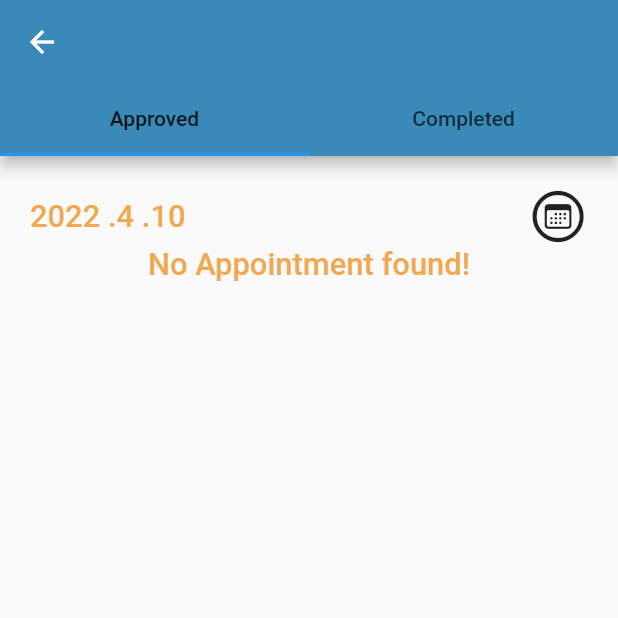
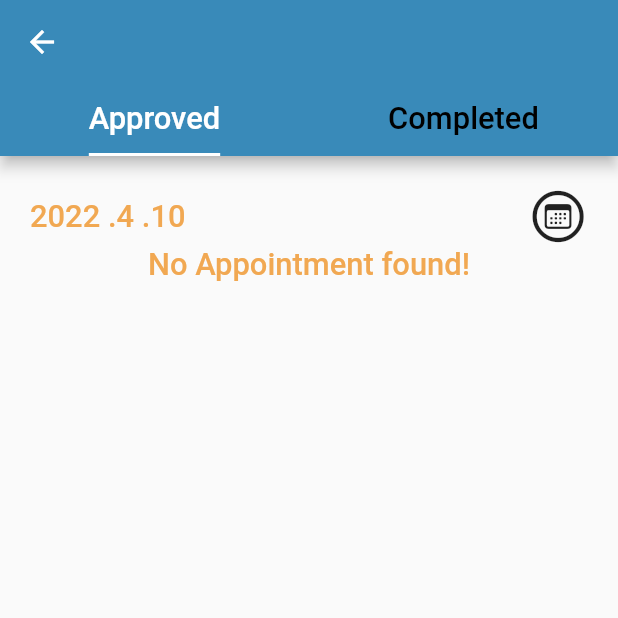
Before and after one commit to madurachandima/paw_and_love_new, a Flutter app: the ApprovedAppointment screen opened directly, on a phone screen of 412 x 824 dp, the top half of it. Run offline on Flutter 3.47's test engine with Material 2 defaults, Android fonts, the light colour scheme and no system bars; our stand-ins replace awesome_dialog, cached_network_image, cloud_firestore, dropdown_search, firebase_auth, firebase_core and 6 more; missing offline and left inert: time_range_picker; accounts and stored records are empty; Roboto replaces fonts that are missing (Righteous-Regular); statements that could not run were skipped.

Commit message:
Update approved_appointment.dart

```diff
--- a/lib/screens/vet/approved_appointment.dart
+++ b/lib/screens/vet/approved_appointment.dart
@@ -3,6 +3,7 @@
 import 'package:flutter/material.dart';
 import 'package:paw_and_love/screens/vet/appointmens_tabs/vet_approved_appointments.dart';
 import 'package:paw_and_love/screens/vet/appointmens_tabs/vet_completed_appointments.dart';
+import 'package:sizer/sizer.dart';
 
 class ApprovedAppointment extends StatelessWidget {
   const ApprovedAppointment({Key? key}) : super(key: key);
@@ -14,10 +15,14 @@
         length: 2,
         child: Scaffold(
           appBar: AppBar(
-            bottom: const TabBar(
+            bottom:  TabBar(
+              labelColor: Colors.white,
+              indicatorColor: Colors.white,
+              indicatorSize: TabBarIndicatorSize.label,
+              unselectedLabelColor: Colors.black,
               tabs: [
-                Tab(child: Text("Approved")),
-                Tab(child: Text("Completed")),
+                Tab(child: Text("Approved",style: TextStyle(fontSize: 15.sp),)),
+                Tab(child: Text("Completed",style: TextStyle(fontSize: 15.sp))),
               ],
             ),
             // title: const Text('Tabs Demo'),
```
